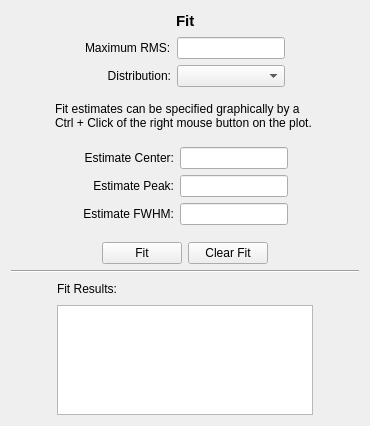
Qt form code/guitools/Histogram/FitWidget.ui (radio-astro/casa) before a commit.
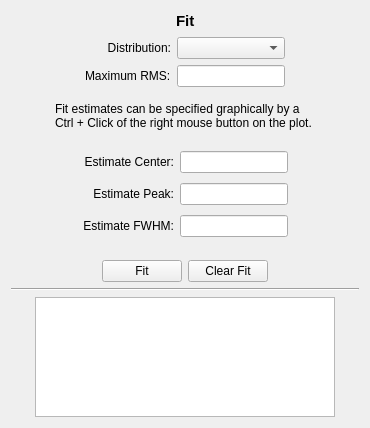
The same form after that commit.

The edit to the form file:
```diff
--- a/code/guitools/Histogram/FitWidget.ui
+++ b/code/guitools/Histogram/FitWidget.ui
@@ -7,7 +7,7 @@
     <x>0</x>
     <y>0</y>
     <width>370</width>
-    <height>426</height>
+    <height>428</height>
    </rect>
   </property>
   <property name="sizePolicy">
@@ -81,21 +81,28 @@
      </item>
      <item>
       <layout class="QGridLayout" name="gridLayout_2">
-       <item row="0" column="0" colspan="2">
+       <item row="1" column="0" colspan="2">
         <widget class="QLabel" name="label_7">
          <property name="text">
           <string>&lt;font color='black'&gt;Maximum RMS:&lt;/font&gt;</string>
          </property>
         </widget>
        </item>
-       <item row="0" column="2">
+       <item row="1" column="2">
         <widget class="QLineEdit" name="rmsLineEdit">
          <property name="toolTip">
           <string>Specify the maximum root mean square error for the fit.</string>
          </property>
         </widget>
        </item>
-       <item row="1" column="0" colspan="2">
+       <item row="0" column="2">
+        <widget class="QComboBox" name="fitDistributionComboBox">
+         <property name="toolTip">
+          <string>Select a probability distribution for the fit.</string>
+         </property>
+        </widget>
+       </item>
+       <item row="0" column="1">
         <widget class="QLabel" name="label">
          <property name="text">
           <string>Distribution:</string>
@@ -105,13 +112,6 @@
          </property>
         </widget>
        </item>
-       <item row="1" column="2">
-        <widget class="QComboBox" name="fitDistributionComboBox">
-         <property name="toolTip">
-          <string>Select a probability distribution for the fit.</string>
-         </property>
-        </widget>
-       </item>
       </layout>
      </item>
      <item>
@@ -374,30 +374,6 @@
      </item>
      <item>
       <layout class="QVBoxLayout" name="verticalLayout_2">
-       <item>
-        <layout class="QHBoxLayout" name="horizontalLayout_6">
-         <item>
-          <widget class="QLabel" name="fitResultsLabel">
-           <property name="text">
-            <string>Fit Results:</string>
-           </property>
-          </widget>
-         </item>
-         <item>
-          <spacer name="horizontalSpacer_7">
-           <property name="orientation">
-            <enum>Qt::Horizontal</enum>
-           </property>
-           <property name="sizeHint" stdset="0">
-            <size>
-             <width>40</width>
-             <height>20</height>
-            </size>
-           </property>
-          </spacer>
-         </item>
-        </layout>
-       </item>
        <item>
         <widget class="QTextEdit" name="fitResultsTextEdit">
          <property name="sizePolicy">
@@ -406,10 +382,16 @@
            <verstretch>0</verstretch>
           </sizepolicy>
          </property>
+         <property name="minimumSize">
+          <size>
+           <width>300</width>
+           <height>0</height>
+          </size>
+         </property>
          <property name="maximumSize">
           <size>
            <width>165557</width>
-           <height>165557</height>
+           <height>120</height>
           </size>
          </property>
          <property name="readOnly">
```
